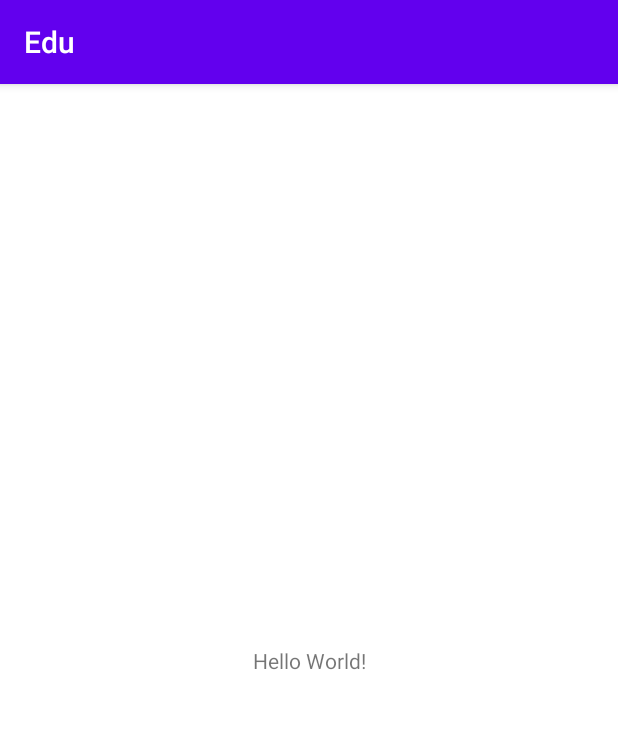
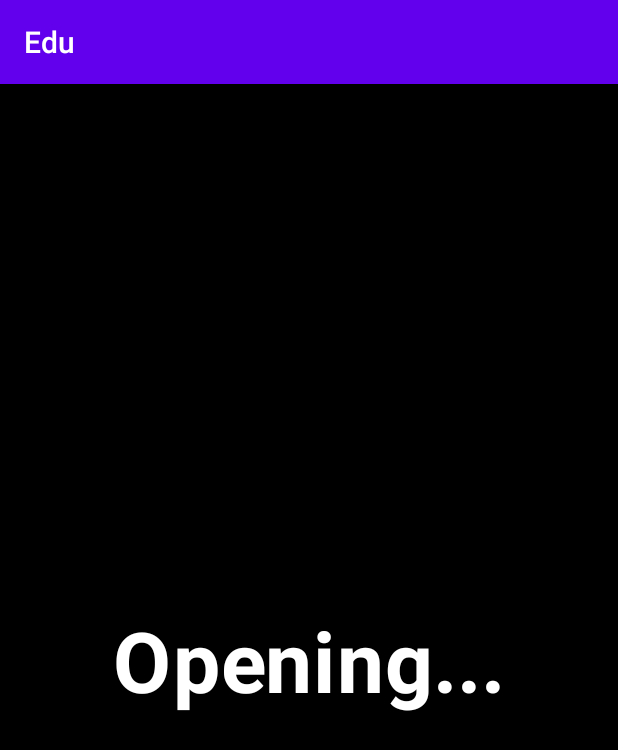
Before and after one commit to programmer-weeb/android-app, an Android app: the MainActivity screen opened directly, with no data from a screen before it, on a phone screen of 412 x 824 dp. Shown: the top 750 px of the screen. Run offline under Robolectric (Android 15) with nearby library versions, the phone set to English and light mode, and no system bars.

```diff
--- a/app/src/main/java/com/example/edu/MainActivity.java
+++ b/app/src/main/java/com/example/edu/MainActivity.java
@@ -2,13 +2,25 @@ package com.example.edu;
 
 import androidx.appcompat.app.AppCompatActivity;
 
+import android.content.Intent;
 import android.os.Bundle;
+import android.os.Handler;
+import android.view.WindowManager;
 
 public class MainActivity extends AppCompatActivity {
-
     @Override
     protected void onCreate(Bundle savedInstanceState) {
         super.onCreate(savedInstanceState);
         setContentView(R.layout.activity_main);
+
+
+        new Handler().postDelayed(new Runnable() {
+            @Override
+            public void run() {
+                Intent i = new Intent(MainActivity.this, login.class);
+                startActivity(i);
+                finish();
+            }
+        }, 3000);
     }
 }
--- a/app/src/main/java/com/example/edu/home.java
+++ b/app/src/main/java/com/example/edu/home.java
@@ -18,4 +18,6 @@ public class home extends AppCompatActivity {
         Intent intent = new Intent(this, profile.class);
         startActivity(intent);
     }
+
+
 }
--- a/app/src/main/java/com/example/edu/signup.java
+++ b/app/src/main/java/com/example/edu/signup.java
@@ -17,4 +17,9 @@ public class signup extends AppCompatActivity {
         Intent intent = new Intent(this, login.class);
         startActivity(intent);
     }
+
+    public void fromSignupToHome(View view) {
+        Intent intent = new Intent(this, home.class);
+        startActivity(intent);
+    }
 }
--- a/app/src/main/res/layout/activity_login.xml
+++ b/app/src/main/res/layout/activity_login.xml
@@ -181,6 +181,7 @@
                 android:layout_marginTop="0dp"
                 android:background="@drawable/button_backgroudn"
                 android:gravity="center"
+                android:onClick="goToHomePage"
                 android:text="Login"
                 android:textColor="#FFFFFF"
                 android:textSize="18sp"
--- a/app/src/main/res/layout/activity_main.xml
+++ b/app/src/main/res/layout/activity_main.xml
@@ -1,18 +1,26 @@
 <?xml version="1.0" encoding="utf-8"?>
-<androidx.constraintlayout.widget.ConstraintLayout xmlns:android="http://schemas.android.com/apk/res/android"
+<LinearLayout xmlns:android="http://schemas.android.com/apk/res/android"
     xmlns:app="http://schemas.android.com/apk/res-auto"
     xmlns:tools="http://schemas.android.com/tools"
     android:layout_width="match_parent"
     android:layout_height="match_parent"
+    android:background="@color/black"
+    android:gravity="center"
+    android:orientation="vertical"
+    android:scaleX="2"
+    android:scaleY="2"
     tools:context=".MainActivity">
 
     <TextView
-        android:layout_width="wrap_content"
+        android:id="@+id/Opening"
+        android:layout_width="match_parent"
         android:layout_height="wrap_content"
-        android:text="Hello World!"
-        app:layout_constraintBottom_toBottomOf="parent"
-        app:layout_constraintEnd_toEndOf="parent"
-        app:layout_constraintStart_toStartOf="parent"
-        app:layout_constraintTop_toTopOf="parent" />
-
-</androidx.constraintlayout.widget.ConstraintLayout>
+        android:layout_gravity="center"
+        android:foregroundGravity="center"
+        android:gravity="center"
+        android:scaleX="2"
+        android:scaleY="2"
+        android:text="Opening..."
+        android:textColor="#FFFFFF"
+        android:textStyle="bold" />
+</LinearLayout>
--- a/app/src/main/res/layout/activity_signup.xml
+++ b/app/src/main/res/layout/activity_signup.xml
@@ -152,6 +152,7 @@
                 android:layout_marginTop="0dp"
                 android:background="@drawable/button_backgroudn"
                 android:gravity="center"
+                android:onClick="fromSignupToHome"
                 android:text="SignUp"
                 android:textColor="#FFFFFF"
                 android:textSize="18sp"
```
Also changed, not shown: app/src/main/AndroidManifest.xml (+21 -11 lines), app/src/main/java/com/example/edu/login.java (+20 -0 lines), app/src/main/res/layout/activity_home.xml (+2 -9 lines).
